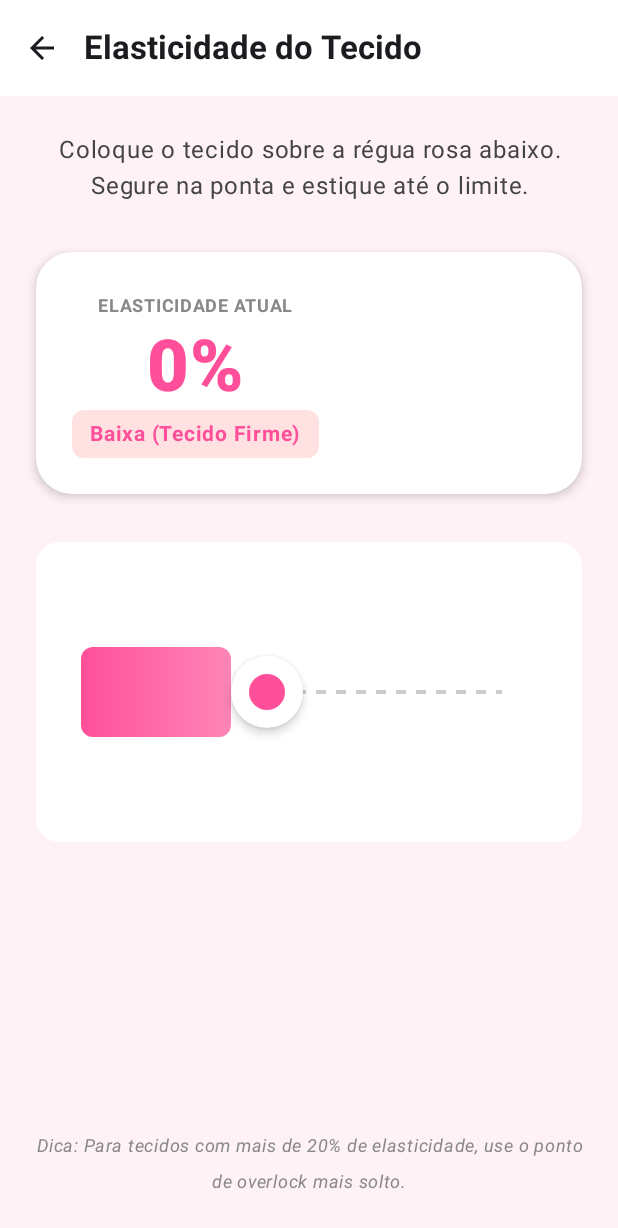
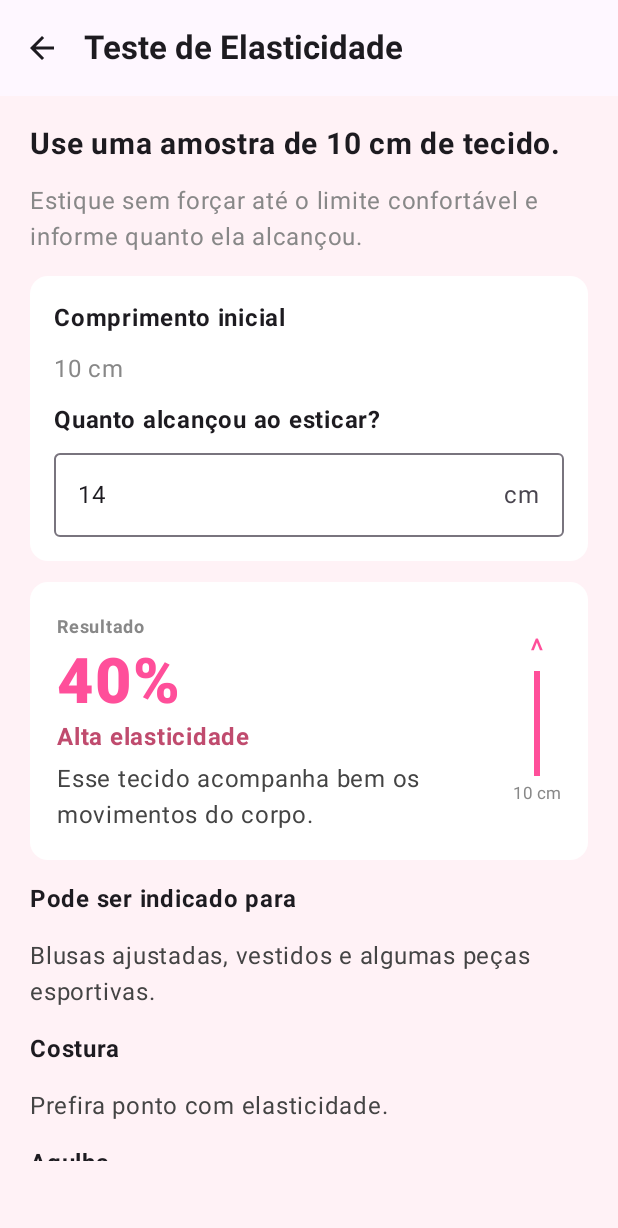
Before and after one commit to J64D/Ajudante-De-Costura, an Android app built with Jetpack Compose: the ElasticityTestScreen screen opened through its navigation route, on a phone screen of 412 x 824 dp. Shown: the top 1228 px of the screen. Run offline under Robolectric (Android 15) with nearby library versions, the phone set to English and light mode, and no system bars; our stand-ins replace AdMob; pictures from the network do not load; 4 statements that could not run were skipped.

Commit message:
atualização

```diff
--- a/app/src/main/AndroidManifest.xml
+++ b/app/src/main/AndroidManifest.xml
@@ -4,12 +4,6 @@
     xmlns:tools="http://schemas.android.com/tools">
     <uses-permission android:name="android.permission.INTERNET" />
     <uses-permission android:name="android.permission.ACCESS_NETWORK_STATE" />
-    <uses-permission android:name="android.permission.CAMERA" />
-
-    <uses-feature
-        android:name="android.hardware.camera.any"
-        android:required="false" />
-
     <application
         android:allowBackup="true"
         android:dataExtractionRules="@xml/data_extraction_rules"
--- a/app/src/main/java/com/scarletstudio/ajudantedecostura/navigation/Navigation.kt
+++ b/app/src/main/java/com/scarletstudio/ajudantedecostura/navigation/Navigation.kt
@@ -15,9 +15,9 @@ object Routes {
     const val SETTINGS = "settings"
     const val PRIVACY = "privacy"
     const val ORDER_SUMMARY = "order_summary"
-
-    // 📏 MEDIÇÃO
-    const val MEASURE = "measure"
+    const val PRODUCTION = "production"
+    const val FABRICS = "fabrics"
+    const val LEARN = "learn"
 
     // 🛠️ FERRAMENTAS PRO
     const val ELASTICITY = "elasticity"
@@ -40,6 +40,10 @@ fun Navigation(navController: NavHostController) {
         }
 
         composable(Routes.HOME) {
+            AtelierDashboardScreen(navController)
+        }
+
+        composable(Routes.PRODUCTION) {
             HomeScreen(navController)
         }
 
@@ -55,11 +59,6 @@ fun Navigation(navController: NavHostController) {
             PrivacyPolicyScreen(navController)
         }
 
-        // 📏 TELA DE MEDIÇÃO CORRETA
-        composable(Routes.MEASURE) {
-            MeasureScreen(navController)
-        }
-
         // 📦 RESUMO DO DIA
         composable(Routes.ORDER_SUMMARY) {
             OrderSummaryScreen(navController)
@@ -67,11 +66,19 @@ fun Navigation(navController: NavHostController) {
 
         // 🛠️ FERRAMENTAS PRO
         composable(Routes.ELASTICITY) {
-            ElasticityCalculatorScreen(navController)
+            ElasticityTestScreen(navController)
         }
 
         composable(Routes.PRICING) {
             PriceCalculatorScreen(navController)
         }
+
+        composable(Routes.FABRICS) {
+            FabricGuideScreen(navController)
+        }
+
+        composable(Routes.LEARN) {
+            LearnScreen(navController)
+        }
     }
 }
--- a/app/src/main/java/com/scarletstudio/ajudantedecostura/ui/screens/AddPieceScreen.kt
+++ b/app/src/main/java/com/scarletstudio/ajudantedecostura/ui/screens/AddPieceScreen.kt
@@ -37,6 +37,7 @@ fun AddPieceScreen(navController: NavHostController) {
     var quantidade by remember { mutableStateOf("") }
 
     Scaffold(
+        bottomBar = { AdMobBanner(modifier = Modifier.fillMaxWidth().height(50.dp)) },
         topBar = {
             CenterAlignedTopAppBar(
                 title = {
--- a/app/src/main/java/com/scarletstudio/ajudantedecostura/ui/screens/ElasticityCalculatorScreen.kt
+++ b/app/src/main/java/com/scarletstudio/ajudantedecostura/ui/screens/ElasticityCalculatorScreen.kt
@@ -36,6 +36,7 @@ fun ElasticityCalculatorScreen(navController: NavHostController) {
     } else 0
 
     Scaffold(
+            bottomBar = { AdMobBanner(modifier = Modifier.fillMaxWidth().height(50.dp)) },
         topBar = {
             TopAppBar(
                 title = { Text("Elasticidade do Tecido", fontWeight = FontWeight.Bold) },
--- /dev/null
+++ b/app/src/main/java/com/scarletstudio/ajudantedecostura/ui/screens/ElasticityTestScreen.kt
@@ -0,0 +1,122 @@
+package com.scarletstudio.ajudantedecostura.ui.screens
+
+import androidx.compose.foundation.background
+import androidx.compose.foundation.layout.Arrangement
+import androidx.compose.foundation.layout.Column
+import androidx.compose.foundation.layout.Row
+import androidx.compose.foundation.layout.Spacer
+import androidx.compose.foundation.layout.fillMaxSize
+import androidx.compose.foundation.layout.fillMaxWidth
+import androidx.compose.foundation.layout.height
+import androidx.compose.foundation.layout.padding
+import androidx.compose.foundation.layout.width
+import androidx.compose.foundation.rememberScrollState
+import androidx.compose.foundation.shape.RoundedCornerShape
+import androidx.compose.foundation.text.KeyboardOptions
+import androidx.compose.foundation.verticalScroll
+import androidx.compose.material.icons.Icons
+import androidx.compose.material.icons.automirrored.filled.ArrowBack
+import androidx.compose.material3.Button
+import androidx.compose.material3.ButtonDefaults
+import androidx.compose.material3.Card
+import androidx.compose.material3.CardDefaults
+import androidx.compose.material3.ExperimentalMaterial3Api
+import androidx.compose.material3.Icon
+import androidx.compose.material3.IconButton
+import androidx.compose.material3.OutlinedTextField
+import androidx.compose.material3.Scaffold
+import androidx.compose.material3.Text
+import androidx.compose.material3.TopAppBar
+import androidx.compose.runtime.Composable
+import androidx.compose.runtime.getValue
+import androidx.compose.runtime.mutableStateOf
+import androidx.compose.runtime.remember
+import androidx.compose.runtime.setValue
+import androidx.compose.ui.Alignment
+import androidx.compose.ui.Modifier
+import androidx.compose.ui.graphics.Color
+import androidx.compose.ui.text.font.FontWeight
+import androidx.compose.ui.text.input.KeyboardType
+import androidx.compose.ui.text.style.TextAlign
+import androidx.compose.ui.unit.dp
+import androidx.compose.ui.unit.sp
+import androidx.navigation.NavHostController
+
+@OptIn(ExperimentalMaterial3Api::class)
+@Composable
+fun ElasticityTestScreen(navController: NavHostController) {
+    var stretchedLength by remember { mutableStateOf("14") }
+    val length = stretchedLength.replace(',', '.').toDoubleOrNull() ?: 10.0
+    val elasticity = (((length - 10.0) / 10.0) * 100).coerceAtLeast(0.0).toInt()
+    val result = when {
+        elasticity < 10 -> Triple("Baixa", "Tecido firme, com pouca elasticidade.", Color(0xFF4D8B5B))
+        elasticity < 30 -> Triple("Média", "Esse tecido possui elasticidade moderada.", Color(0xFFD18A00))
+        else -> Triple("Alta", "Esse tecido acompanha bem os movimentos do corpo.", Color(0xFFC04B6E))
+    }
+
+    Scaffold(
+        bottomBar = { AdMobBanner(modifier = Modifier.fillMaxWidth().height(50.dp)) },
+        topBar = {
+            TopAppBar(
+                title = { Text("Teste de Elasticidade", fontWeight = FontWeight.Bold) },
+                navigationIcon = { IconButton(onClick = { navController.popBackStack() }) { Icon(Icons.AutoMirrored.Filled.ArrowBack, "Voltar") } }
+            )
+        },
+        containerColor = Color(0xFFFFF2F6)
+    ) { padding ->
+        Column(
+            Modifier.fillMaxSize().padding(padding).verticalScroll(rememberScrollState()).padding(20.dp),
+            verticalArrangement = Arrangement.spacedBy(14.dp)
+        ) {
+            Text("Use uma amostra de 10 cm de tecido.", fontSize = 20.sp, fontWeight = FontWeight.Bold)
+            Text("Estique sem forçar até o limite confortável e informe quanto ela alcançou.", color = Color.Gray)
+            Card(colors = CardDefaults.cardColors(containerColor = Color.White)) {
+                Column(Modifier.padding(16.dp), verticalArrangement = Arrangement.spacedBy(10.dp)) {
+                    Text("Comprimento inicial", fontWeight = FontWeight.Bold)
+                    Text("10 cm", color = Color.Gray)
+                    Text("Quanto alcançou ao esticar?", fontWeight = FontWeight.Bold)
+                    OutlinedTextField(
+                        value = stretchedLength,
+                        onValueChange = { value -> if (value.all { it.isDigit() || it == ',' || it == '.' }) stretchedLength = value },
+                        modifier = Modifier.fillMaxWidth(),
+                        suffix = { Text("cm") },
+                        singleLine = true,
+                        keyboardOptions = KeyboardOptions(keyboardType = KeyboardType.Decimal)
+                    )
+                }
+            }
+            Card(colors = CardDefaults.cardColors(containerColor = Color.White)) {
+                Row(Modifier.fillMaxWidth().padding(18.dp), verticalAlignment = Alignment.CenterVertically) {
+                    Column(Modifier.weight(1f)) {
+                        Text("Resultado", color = Color.Gray, fontSize = 12.sp, fontWeight = FontWeight.Bold)
+                        Text("$elasticity%", color = Color(0xFFFF4F9A), fontSize = 42.sp, fontWeight = FontWeight.Black)
+                        Text("${result.first} elasticidade", color = result.third, fontWeight = FontWeight.Bold)
+                        Spacer(Modifier.height(4.dp))
+                        Text(result.second, color = Color.DarkGray)
+                    }
+                    VerticalRuler(elasticity)
+                }
+            }
+            Text("Pode ser indicado para", fontWeight = FontWeight.Bold)
+            Text("Blusas ajustadas, vestidos e algumas peças esportivas.", color = Color.DarkGray)
+            Text("Costura", fontWeight = FontWeight.Bold)
+            Text("Prefira ponto com elasticidade.", color = Color.DarkGray)
+            Text("Agulha", fontWeight = FontWeight.Bold)
+            Text("Verifique se o tecido exige ponta bola ou stretch.", color = Color.DarkGray)
+            Button(
+                onClick = { stretchedLength = "10" },
+                modifier = Modifier.fillMaxWidth(),
+                colors = ButtonDefaults.buttonColors(containerColor = Color(0xFFFF4F9A))
+            ) { Text("? Como fazer o teste") }
+        }
+    }
+}
+
+@Composable
+private fun VerticalRuler(elasticity: Int) {
+    Column(horizontalAlignment = Alignment.CenterHorizontally) {
+        Text("^", color = Color(0xFFFF4F9A), fontSize = 22.sp)
+        Spacer(Modifier.height((elasticity.coerceIn(0, 80) + 30).dp).background(Color(0xFFFF4F9A)).width(4.dp))
+        Text("10 cm", color = Color.Gray, fontSize = 11.sp)
+    }
+}
--- a/app/src/main/java/com/scarletstudio/ajudantedecostura/ui/screens/MeasureScreen.kt
+++ b/app/src/main/java/com/scarletstudio/ajudantedecostura/ui/screens/MeasureScreen.kt
@@ -38,6 +38,7 @@ fun MeasureScreen(navController: NavHostController) {
     val cameraPermissionState = rememberPermissionState(Manifest.permission.CAMERA)
 
     Scaffold(
+            bottomBar = { AdMobBanner(modifier = Modifier.fillMaxWidth().height(50.dp)) },
         topBar = {
             TopAppBar(
                 title = { Text("Medição de Tecido", fontWeight = FontWeight.Bold, fontSize = 20.sp) },
--- a/app/src/main/java/com/scarletstudio/ajudantedecostura/ui/screens/OrderSummaryScreen.kt
+++ b/app/src/main/java/com/scarletstudio/ajudantedecostura/ui/screens/OrderSummaryScreen.kt
@@ -78,7 +78,8 @@ fun OrderSummaryScreen(navController: NavHostController) {
                     }
                 }
             }
-        }
+        },
+        bottomBar = { AdMobBanner(modifier = Modifier.fillMaxWidth().height(50.dp)) }
 
     ) { innerPadding ->
 
--- a/app/src/main/java/com/scarletstudio/ajudantedecostura/ui/screens/PriceCalculatorScreen.kt
+++ b/app/src/main/java/com/scarletstudio/ajudantedecostura/ui/screens/PriceCalculatorScreen.kt
@@ -44,6 +44,7 @@ fun PriceCalculatorScreen(navController: NavHostController) {
     }
 
     Scaffold(
+            bottomBar = { AdMobBanner(modifier = Modifier.fillMaxWidth().height(50.dp)) },
         topBar = {
             TopAppBar(
                 title = { Text("Assistente de Preço") },
--- a/app/src/main/java/com/scarletstudio/ajudantedecostura/ui/screens/WelcomeScreen.kt
+++ b/app/src/main/java/com/scarletstudio/ajudantedecostura/ui/screens/WelcomeScreen.kt
@@ -160,6 +160,9 @@ fun WelcomeScreen(navController: NavHostController) {
             ) {
                 Text("Iniciar", color = Color.White, fontSize = 16.sp)
             }
+
+            Spacer(Modifier.height(16.dp))
+            AdMobBanner()
         }
     }
 }
--- a/build.gradle.kts
+++ b/build.gradle.kts
@@ -4,6 +4,7 @@
 plugins {
     alias(libs.plugins.android.application) apply false
     alias(libs.plugins.kotlin.android) apply false
+    alias(libs.plugins.kotlin.compose) apply false
     alias(libs.plugins.android.library) apply false
     alias(libs.plugins.ksp) apply false
 }
--- a/opencv/build.gradle
+++ b/opencv/build.gradle
@@ -7,8 +7,9 @@ plugins {
 
 android {
     namespace = "org.opencv"
-    compileSdk = 35
-    ndkVersion = "27.0.12077973"
+    compileSdk = 36
+    buildToolsVersion = "36.0.0"
+    ndkVersion = "27.2.12479018"
 
     defaultConfig {
         minSdk = 26
```
Also changed, not shown: app/build.gradle.kts (+26 -21 lines), app/src/main/java/com/scarletstudio/ajudantedecostura/ui/screens/AtelierDashboardScreen.kt (added, +194 -0 lines), app/src/main/java/com/scarletstudio/ajudantedecostura/ui/screens/FabricGuideScreen.kt (added, +95 -0 lines), app/src/main/java/com/scarletstudio/ajudantedecostura/ui/screens/HomeScreen.kt (+0 -19 lines), app/src/main/java/com/scarletstudio/ajudantedecostura/ui/screens/LearnScreen.kt (added, +86 -0 lines), gradle/libs.versions.toml (+18 -7 lines), 1 other file.
